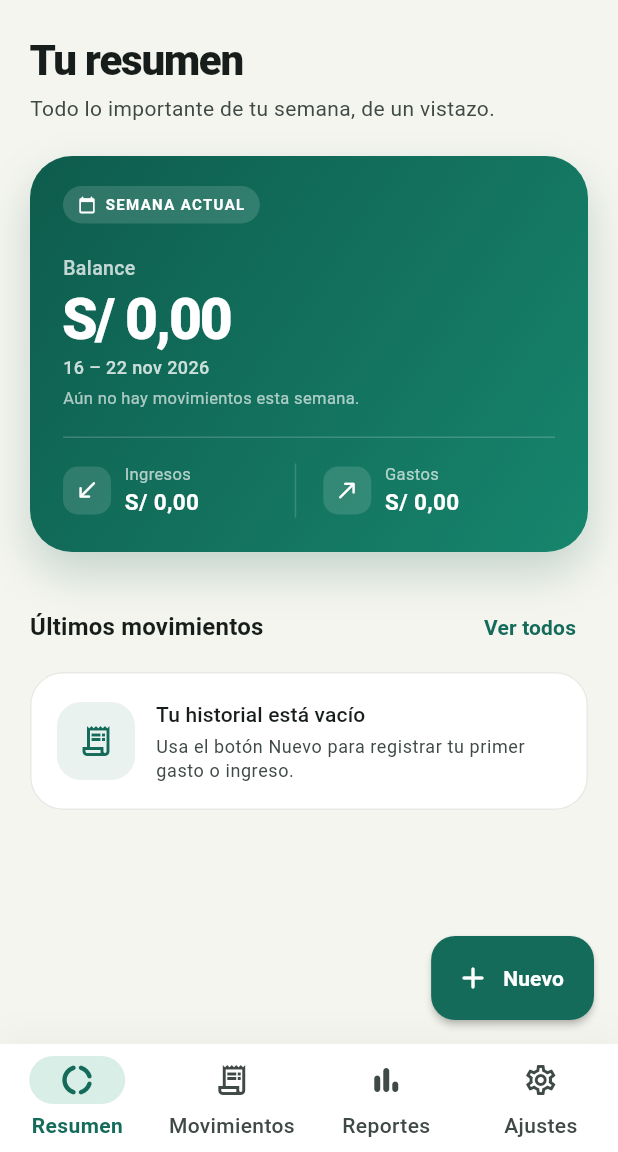
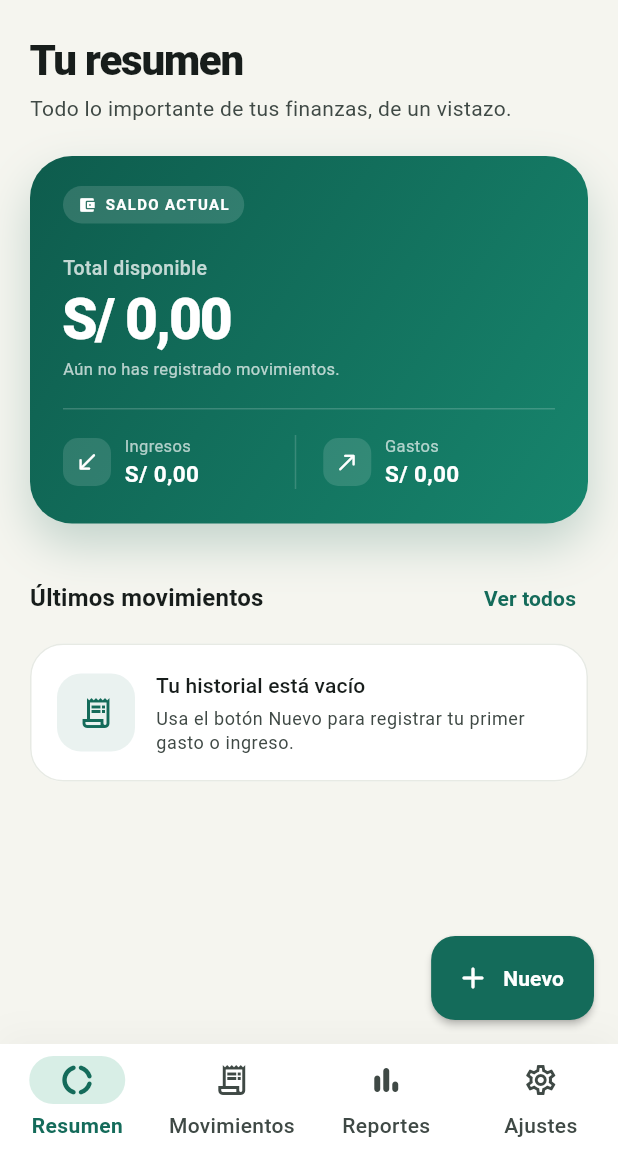
Before and after one commit to Jeremypxp/Moneva-Finanzas, a Flutter app: the screen it shows after launch, on a phone screen of 412 x 824 dp, the part 84-1236 px from its top. Run offline on Flutter 3.47's test engine with Material 3 defaults, Android fonts, the phone set to English and light mode, and no system bars; our stand-ins replace csv, drift, drift_flutter, flutter_riverpod, go_router, share_plus; accounts and stored records are empty; generated files the repository leaves out were written again.

Commit message:
fix: mostrar el saldo total acumulado en el resumen
El resumen principal usaba la semana en curso, así que cada lunes volvía a S/ 0,00 aunque los movimientos siguieran guardados. Ahora muestra el saldo de todos los movimientos registrados, con los ingresos y gastos totales.

Retira la tarjeta secundaria de balance acumulado: el saldo principal ya cumple esa función. La advertencia de gastos mayores que ingresos y el diálogo previo al guardar usan el mismo total acumulado.

Añade watchAllTotals y su prueba de agregación sin filtro de fechas; actualiza las pruebas de dashboard y del diálogo.

```diff
--- a/lib/features/dashboard/presentation/dashboard_screen.dart
+++ b/lib/features/dashboard/presentation/dashboard_screen.dart
@@ -17,22 +17,22 @@ class DashboardScreen extends ConsumerWidget {
 
   @override
   Widget build(BuildContext context, WidgetRef ref) {
-    final totals = ref.watch(weeklyTotalsProvider);
+    final totals = ref.watch(allTimeTotalsProvider);
     final recent = ref.watch(recentMovementsProvider);
-    final range = ref.watch(weekRangeProvider);
     final balanceCents = totals.asData?.value.balanceCents;
     final showBalanceWarning = balanceCents != null && balanceCents < 0;
+    final data = totals.asData?.value ?? PeriodTotals.empty;
 
     return Scaffold(
       body: SafeArea(
         bottom: false,
         child: RefreshIndicator(
           onRefresh: () async {
-            ref.invalidate(weeklyTotalsProvider);
+            ref.invalidate(allTimeTotalsProvider);
             ref.invalidate(recentMovementsProvider);
             try {
               await Future.wait([
-                ref.read(weeklyTotalsProvider.future),
+                ref.read(allTimeTotalsProvider.future),
                 ref.read(recentMovementsProvider.future),
               ]);
             } catch (_) {
@@ -49,14 +49,16 @@ class DashboardScreen extends ConsumerWidget {
               SliverPadding(
                 padding: const EdgeInsets.fromLTRB(20, 22, 20, 0),
                 sliver: SliverToBoxAdapter(
-                  child: _WeekSummaryCard(totals: totals, range: range),
+                  child: _BalanceSummaryCard(totals: totals),
                 ),
               ),
               if (showBalanceWarning)
                 SliverPadding(
                   padding: const EdgeInsets.fromLTRB(20, 14, 20, 0),
                   sliver: SliverToBoxAdapter(
-                    child: _NegativeBalanceBanner(excessCents: -balanceCents),
+                    child: _NegativeBalanceBanner(
+                      excessCents: data.expenseCents - data.incomeCents,
+                    ),
                   ),
                 ),
               SliverPadding(
@@ -145,7 +147,7 @@ class _Header extends StatelessWidget {
         Text('Tu resumen', style: theme.textTheme.headlineMedium),
         const SizedBox(height: 4),
         Text(
-          'Todo lo importante de tu semana, de un vistazo.',
+          'Todo lo importante de tus finanzas, de un vistazo.',
           style: theme.textTheme.bodyMedium?.copyWith(
             color: theme.colorScheme.onSurfaceVariant,
           ),
@@ -155,11 +157,10 @@ class _Header extends StatelessWidget {
   }
 }
 
-class _WeekSummaryCard extends ConsumerWidget {
-  const _WeekSummaryCard({required this.totals, required this.range});
+class _BalanceSummaryCard extends ConsumerWidget {
+  const _BalanceSummaryCard({required this.totals});
 
   final AsyncValue<PeriodTotals> totals;
-  final ({DateTime start, DateTime endExclusive}) range;
 
   @override
   Widget build(BuildContext context, WidgetRef ref) {
@@ -209,13 +210,13 @@ class _WeekSummaryCard extends ConsumerWidget {
                   mainAxisSize: MainAxisSize.min,
                   children: [
                     Icon(
-                      Icons.calendar_today_rounded,
+                      Icons.account_balance_wallet_rounded,
                       color: Colors.white,
                       size: 12,
                     ),
                     SizedBox(width: 6),
                     Text(
-                      'SEMANA ACTUAL',
+                      'SALDO ACTUAL',
                       style: TextStyle(
                         color: Colors.white,
                         fontSize: 10,
@@ -230,7 +231,7 @@ class _WeekSummaryCard extends ConsumerWidget {
           ),
           const SizedBox(height: 20),
           Text(
-            'Balance',
+            'Total disponible',
             style: TextStyle(
               color: Colors.white.withValues(alpha: 0.75),
               fontSize: 13,
@@ -268,24 +269,15 @@ class _WeekSummaryCard extends ConsumerWidget {
                 ),
               ),
             ),
-          const SizedBox(height: 2),
-          Text(
-            AppDates.dateRange(range.start, range.endExclusive),
-            style: TextStyle(
-              color: Colors.white.withValues(alpha: 0.78),
-              fontSize: 12,
-              fontWeight: FontWeight.w500,
-            ),
-          ),
           const SizedBox(height: 4),
           Text(
-            isNegative
-                ? 'Los gastos superan a los ingresos esta semana.'
-                : data.incomeCents == 0 && data.expenseCents == 0
-                ? 'Aún no hay movimientos esta semana.'
-                : 'Vas dentro de tu semana.',
+            data.incomeCents == 0 && data.expenseCents == 0
+                ? 'Aún no has registrado movimientos.'
+                : isNegative
+                ? 'Tus gastos superan tus ingresos registrados.'
+                : 'Ingresos menos gastos de todos tus movimientos.',
             style: TextStyle(
-              color: Colors.white.withValues(alpha: 0.65),
+              color: Colors.white.withValues(alpha: 0.7),
               fontSize: 11,
             ),
           ),
@@ -319,7 +311,7 @@ class _WeekSummaryCard extends ConsumerWidget {
           if (totals.hasError) ...[
             const SizedBox(height: 12),
             TextButton.icon(
-              onPressed: () => ref.invalidate(weeklyTotalsProvider),
+              onPressed: () => ref.invalidate(allTimeTotalsProvider),
               style: TextButton.styleFrom(
                 foregroundColor: Colors.white,
                 padding: EdgeInsets.zero,
@@ -387,8 +379,8 @@ class _NegativeBalanceBanner extends StatelessWidget {
                 Text(
                   'Según los movimientos anotados, llevas '
                   '${Money.format(excessCents)} más en gastos que en ingresos '
-                  'esta semana. Si esta tendencia continúa, podrías necesitar '
-                  'ajustar tu presupuesto. Revisa tus movimientos.',
+                  'en total. Si esta tendencia continúa, podrías necesitar '
+                  'ajustar tus finanzas. Revisa tus movimientos.',
                   style: theme.textTheme.bodySmall?.copyWith(
                     color: colors.warningText,
                     height: 1.4,
--- a/lib/features/movements/application/movements_providers.dart
+++ b/lib/features/movements/application/movements_providers.dart
@@ -3,7 +3,6 @@ import 'package:flutter_riverpod/flutter_riverpod.dart';
 import '../../../app/di.dart';
 import '../../../core/domain/movement_type.dart';
 import '../../../core/domain/period_totals.dart';
-import '../../../core/formatting/dates.dart';
 import '../../reports/application/reports_providers.dart';
 import '../domain/movement.dart';
 
@@ -128,21 +127,9 @@ class MovementHistoryController extends AsyncNotifier<MovementHistoryState> {
   }
 }
 
-final weekRangeProvider = Provider<({DateTime start, DateTime endExclusive})>((
-  ref,
-) {
-  final now = DateTime.now();
-  return (
-    start: AppDates.startOfWeek(now),
-    endExclusive: AppDates.endOfWeekExclusive(now),
-  );
-});
-
-final weeklyTotalsProvider = StreamProvider<PeriodTotals>((ref) {
-  final range = ref.watch(weekRangeProvider);
-  return ref
-      .watch(movementsRepositoryProvider)
-      .watchTotals(start: range.start, endExclusive: range.endExclusive);
+/// Balance de todos los movimientos, independiente de la semana actual.
+final allTimeTotalsProvider = StreamProvider<PeriodTotals>((ref) {
+  return ref.watch(movementsRepositoryProvider).watchAllTotals();
 });
 
 final recentMovementsProvider = StreamProvider<List<MovementWithCategory>>((
```
Also changed, not shown: lib/features/movements/data/movements_repository.dart (+15 -3 lines), lib/features/movements/presentation/movement_form_screen.dart (+11 -26 lines), lib/features/movements/presentation/widgets/negative_balance_dialog.dart (+6 -20 lines), 4 other files.
